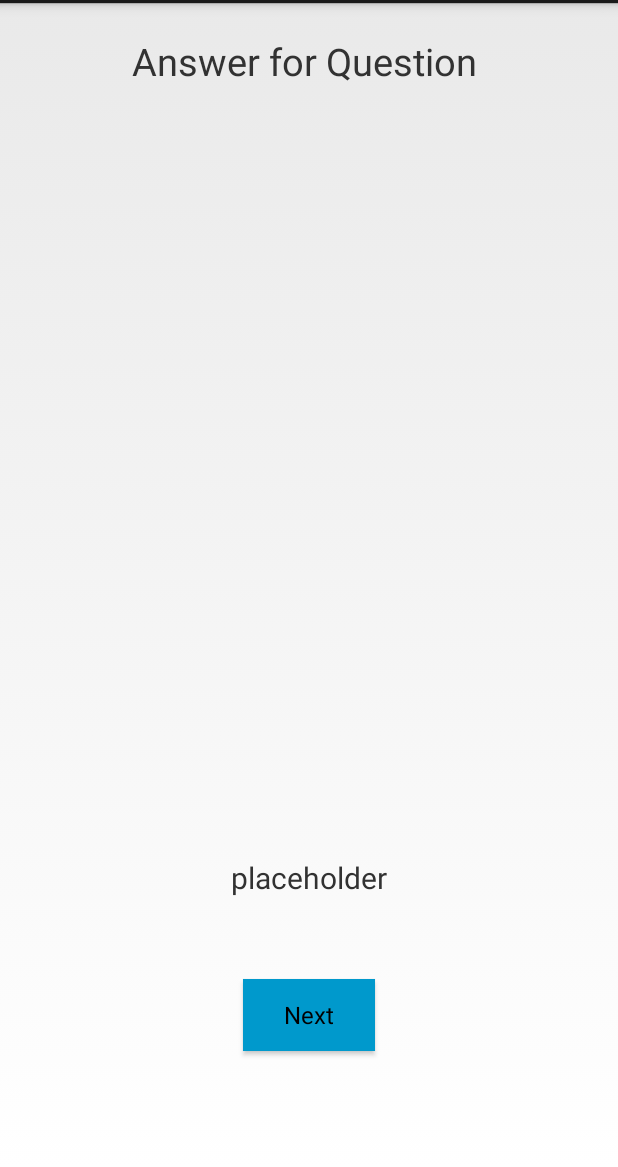
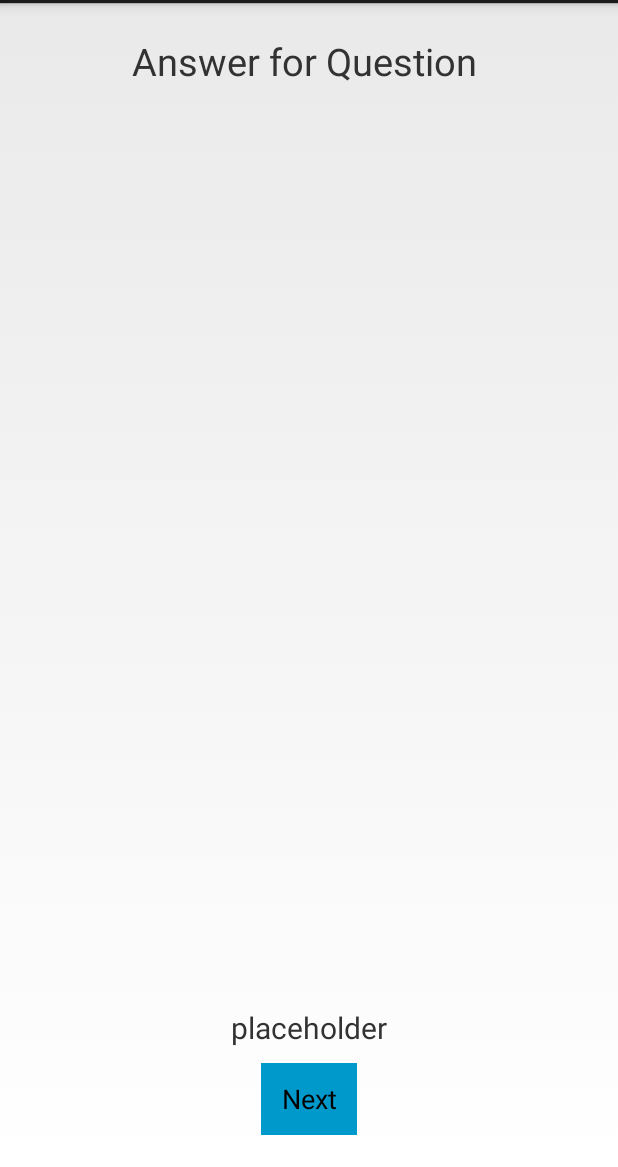
Before and after one commit to coopercc/quizdroid, an Android app: the layout fragment_answer.xml on its own in the app's theme, with its tools: preview values and no code run, on a phone screen of 412 x 824 dp, the part 69-1236 px from its top. Run offline under Robolectric (Android 15) with nearby library versions, the phone set to English and light mode, and no system bars.

Commit message:
Updated answer page

```diff
--- a/MyApplication/app/src/main/java/quizdroid/coopercc/washington/edu/quizdroid/AnswerFragment.java
+++ b/MyApplication/app/src/main/java/quizdroid/coopercc/washington/edu/quizdroid/AnswerFragment.java
@@ -78,7 +78,7 @@ public class AnswerFragment extends Fragment {
         int correctCt = topic.getCorrectQuestions();
         int currQ = topic.getCurrentQuestionInt();
         TextView correctView = (TextView) rootView.findViewById(R.id.correct_count);
-        correctView.setText(correctCt + " out of " + currQ + " correct");
+        correctView.setText(correctCt + " out of " + (currQ + 1) + " correct");
 
 
 
--- a/MyApplication/app/src/main/res/layout/fragment_answer.xml
+++ b/MyApplication/app/src/main/res/layout/fragment_answer.xml
@@ -11,37 +11,15 @@
         android:layout_height="match_parent">
 
         <RadioGroup
-            android:layout_width="wrap_content"
+            android:layout_width="match_parent"
             android:layout_height="wrap_content"
             android:layout_below="@+id/title"
             android:id="@+id/answer_group"
             android:layout_marginTop="29dp"
-            android:layout_marginLeft="40dp"
             android:layout_alignParentLeft="true"
             android:layout_alignParentStart="true">
 
         </RadioGroup>
-
-        <Button
-            android:text="Next"
-            android:layout_width="wrap_content"
-            android:layout_height="wrap_content"
-            android:layout_marginBottom="77dp"
-            android:id="@+id/next"
-            android:background="@android:color/holo_blue_dark"
-            style="@android:style/Widget.Material.Button"
-            android:layout_alignParentBottom="true"
-            android:layout_centerHorizontal="true" />
-
-        <TextView
-            android:text="placeholder"
-            android:layout_width="wrap_content"
-            android:layout_height="wrap_content"
-            android:id="@+id/correct_count"
-            android:layout_above="@+id/next"
-            android:layout_centerHorizontal="true"
-            android:layout_marginBottom="54dp"
-            android:textSize="20sp" />
 
         <TextView
             android:text="Answer for Question "
@@ -53,5 +31,25 @@
             android:layout_alignParentTop="true"
             android:layout_centerHorizontal="true" />
 
+        <TextView
+            android:text="placeholder"
+            android:layout_width="wrap_content"
+            android:layout_height="wrap_content"
+            android:id="@+id/correct_count"
+            android:textSize="20sp"
+            android:layout_above="@+id/next"
+            android:layout_centerHorizontal="true"
+            android:layout_marginBottom="10dp" />
+
+        <Button
+            android:text="Next"
+            android:layout_width="wrap_content"
+            android:layout_height="wrap_content"
+            android:layout_marginBottom="21dp"
+            android:id="@+id/next"
+            android:background="@android:color/holo_blue_dark"
+            android:layout_alignParentBottom="true"
+            android:layout_centerHorizontal="true" />
+
     </RelativeLayout>
 </FrameLayout>
```
Also changed, not shown: MyApplication/app/src/main/res/layout/fragment_question.xml (+10 -54 lines).
